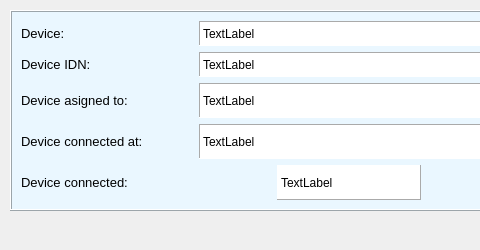
The window that modules/QT_Designer_UI/Device_connection_info.ui (Chilldose/COMET) describes before a commit, drawn with Qt 5; both pictures show x 0 to 480 and y 0 to 250 of the 758 by 250 pixel window.
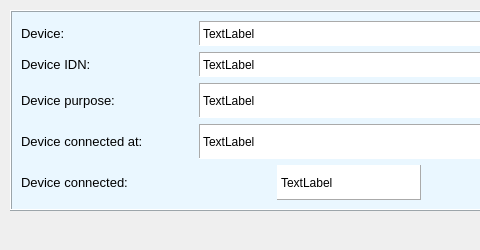
The same window after the commit.

```diff
--- a/modules/QT_Designer_UI/Device_connection_info.ui
+++ b/modules/QT_Designer_UI/Device_connection_info.ui
@@ -218,7 +218,7 @@
        </font>
       </property>
       <property name="text">
-       <string>Device asigned to: </string>
+       <string>Device purpose: </string>
       </property>
      </widget>
     </item>
```
